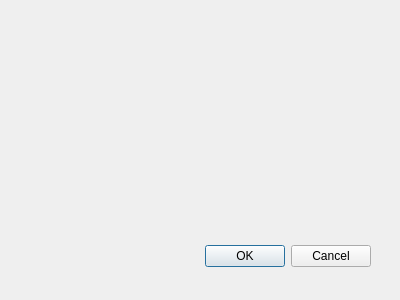
Qt form src/admc/find_policy_dialog.ui (altlinux/admc) before a commit.
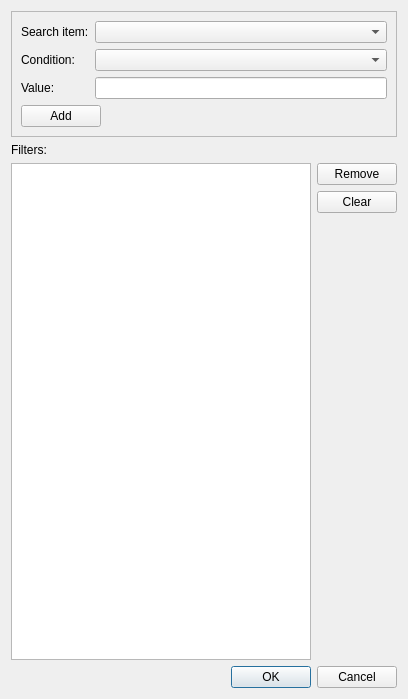
The same form after that commit.

Commit message: fix filter combo's

What changed in the file:
```diff
--- a/src/admc/find_policy_dialog.ui
+++ b/src/admc/find_policy_dialog.ui
@@ -6,29 +6,143 @@
    <rect>
     <x>0</x>
     <y>0</y>
-    <width>400</width>
-    <height>300</height>
+    <width>408</width>
+    <height>699</height>
    </rect>
   </property>
   <property name="windowTitle">
    <string>Dialog</string>
   </property>
-  <widget class="QDialogButtonBox" name="buttonBox">
-   <property name="geometry">
-    <rect>
-     <x>30</x>
-     <y>240</y>
-     <width>341</width>
-     <height>32</height>
-    </rect>
-   </property>
-   <property name="orientation">
-    <enum>Qt::Horizontal</enum>
-   </property>
-   <property name="standardButtons">
-    <set>QDialogButtonBox::Cancel|QDialogButtonBox::Ok</set>
-   </property>
-  </widget>
+  <layout class="QVBoxLayout" name="verticalLayout">
+   <item>
+    <widget class="QFrame" name="frame">
+     <property name="frameShape">
+      <enum>QFrame::StyledPanel</enum>
+     </property>
+     <property name="frameShadow">
+      <enum>QFrame::Raised</enum>
+     </property>
+     <layout class="QVBoxLayout" name="verticalLayout_3">
+      <item>
+       <layout class="QFormLayout" name="formLayout">
+        <item row="0" column="0">
+         <widget class="QLabel" name="searchCriteriaLabel">
+          <property name="text">
+           <string>Search item:</string>
+          </property>
+         </widget>
+        </item>
+        <item row="0" column="1">
+         <widget class="QComboBox" name="search_item_combo"/>
+        </item>
+        <item row="1" column="0">
+         <widget class="QLabel" name="conditionLabel">
+          <property name="text">
+           <string>Condition:</string>
+          </property>
+         </widget>
+        </item>
+        <item row="1" column="1">
+         <widget class="QComboBox" name="condition_combo"/>
+        </item>
+        <item row="2" column="0">
+         <widget class="QLabel" name="valueLabel">
+          <property name="text">
+           <string>Value:</string>
+          </property>
+         </widget>
+        </item>
+        <item row="2" column="1">
+         <widget class="QLineEdit" name="value_edit"/>
+        </item>
+       </layout>
+      </item>
+      <item>
+       <layout class="QHBoxLayout" name="horizontalLayout_2">
+        <item>
+         <widget class="QPushButton" name="add_button">
+          <property name="text">
+           <string>Add</string>
+          </property>
+         </widget>
+        </item>
+        <item>
+         <spacer name="horizontalSpacer">
+          <property name="orientation">
+           <enum>Qt::Horizontal</enum>
+          </property>
+          <property name="sizeHint" stdset="0">
+           <size>
+            <width>40</width>
+            <height>20</height>
+           </size>
+          </property>
+         </spacer>
+        </item>
+       </layout>
+      </item>
+     </layout>
+    </widget>
+   </item>
+   <item>
+    <widget class="QLabel" name="label">
+     <property name="text">
+      <string>Filters:</string>
+     </property>
+    </widget>
+   </item>
+   <item>
+    <layout class="QHBoxLayout" name="horizontalLayout_3">
+     <item>
+      <widget class="QListWidget" name="filter_list"/>
+     </item>
+     <item>
+      <layout class="QVBoxLayout" name="verticalLayout_2">
+       <property name="leftMargin">
+        <number>0</number>
+       </property>
+       <item>
+        <widget class="QPushButton" name="remove_button">
+         <property name="text">
+          <string>Remove</string>
+         </property>
+        </widget>
+       </item>
+       <item>
+        <widget class="QPushButton" name="clear_button">
+         <property name="text">
+          <string>Clear</string>
+         </property>
+        </widget>
+       </item>
+       <item>
+        <spacer name="verticalSpacer">
+         <property name="orientation">
+          <enum>Qt::Vertical</enum>
+         </property>
+         <property name="sizeHint" stdset="0">
+          <size>
+           <width>20</width>
+           <height>40</height>
+          </size>
+         </property>
+        </spacer>
+       </item>
+      </layout>
+     </item>
+    </layout>
+   </item>
+   <item>
+    <widget class="QDialogButtonBox" name="buttonBox">
+     <property name="orientation">
+      <enum>Qt::Horizontal</enum>
+     </property>
+     <property name="standardButtons">
+      <set>QDialogButtonBox::Cancel|QDialogButtonBox::Ok</set>
+     </property>
+    </widget>
+   </item>
+  </layout>
  </widget>
  <resources/>
  <connections>
```
The commit also changes 1 other file.
